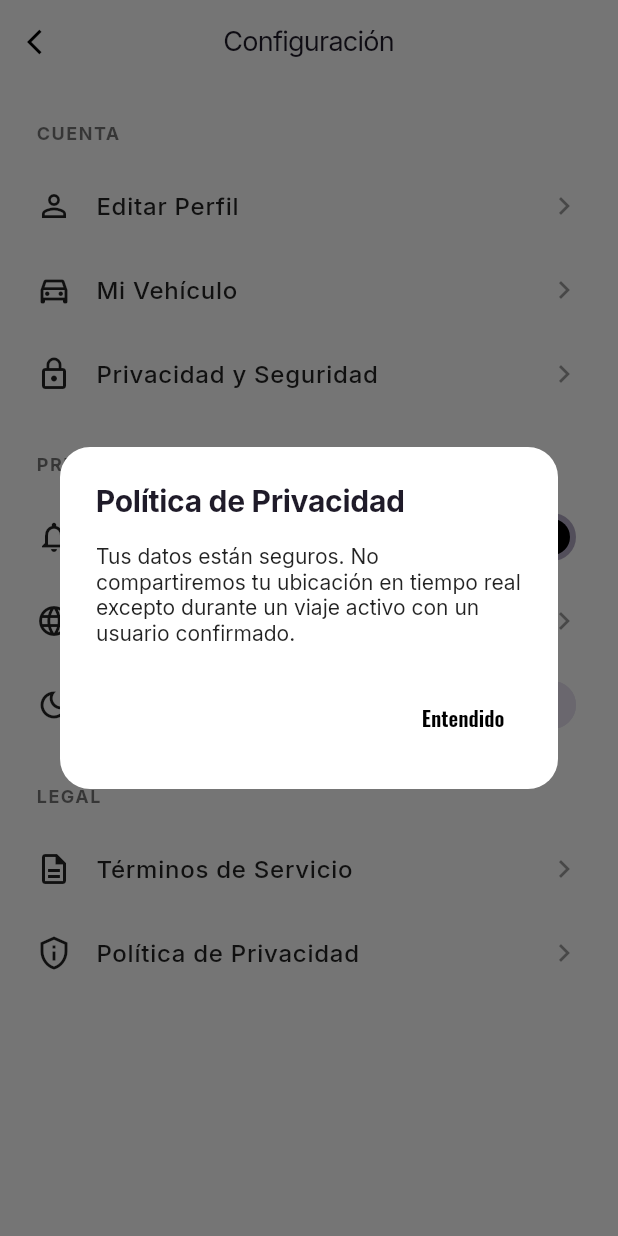
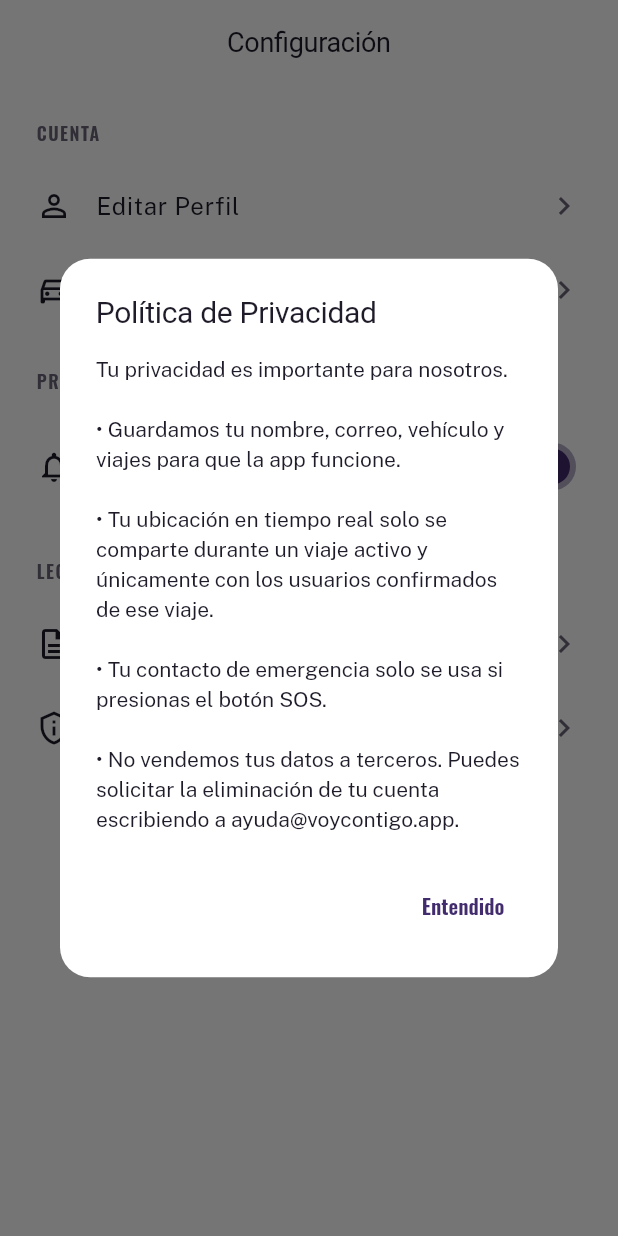
Before and after one commit to Sebas159753/VoyContigo, a Flutter app: the SettingsScreen screen opened by its route, after a tap on "Política de Privacidad", on a phone screen of 412 x 824 dp. Run offline on Flutter 3.47's test engine with Material 3 defaults, Android fonts, the phone set to English and light mode, and no system bars; our stand-ins replace cloud_firestore, firebase_auth, firebase_core, firebase_messaging, flutter_dotenv, flutter_local_notifications and 8 more; accounts and stored records are empty; network calls fail; Roboto replaces fonts that are missing (Fjalla One).

Commit message:
fix: Configuración solo con opciones reales y soporte funcional
- Se eliminan Privacidad, Idioma y Modo Oscuro (no existían de verdad).
- El switch de Notificaciones ahora persiste y tiene efecto real.
- El correo de soporte abre la app de correo (url_launcher) en vez de
  fingirlo; fuera el chat en vivo inexistente.
- Textos legales coherentes con lo que hace la app y estilo de marca.

Co-Authored-By: Claude Fable 5 <noreply@anthropic.com>

```diff
--- a/lib/features/profile/presentation/screens/settings_screen.dart
+++ b/lib/features/profile/presentation/screens/settings_screen.dart
@@ -1,9 +1,9 @@
 import 'package:flutter/material.dart';
 import 'package:flutter_riverpod/flutter_riverpod.dart';
-import 'package:go_router/go_router.dart';
-import 'package:google_fonts/google_fonts.dart';
+import 'package:voycontigo/core/theme/app_theme.dart';
 import 'package:voycontigo/features/trips/presentation/providers/trip_provider.dart';
 
+/// Configuración: solo opciones reales y funcionales.
 class SettingsScreen extends ConsumerStatefulWidget {
   const SettingsScreen({super.key});
 
@@ -12,10 +12,6 @@ class SettingsScreen extends ConsumerStatefulWidget {
 }
 
 class _SettingsScreenState extends ConsumerState<SettingsScreen> {
-  bool _notificationsEnabled = true;
-  bool _darkMode = false;
-  String _selectedLanguage = 'Español';
-
   void _showEditProfileDialog() {
     final appState = ref.read(appStateProvider);
     final nameCtrl = TextEditingController(text: appState.userName);
@@ -23,19 +19,15 @@ class _SettingsScreenState extends ConsumerState<SettingsScreen> {
     showDialog(
       context: context,
       builder: (ctx) => AlertDialog(
-        backgroundColor: Colors.white,
-        title: Text('Editar Perfil', style: GoogleFonts.inter(fontWeight: FontWeight.bold)),
+        title: const Text('Editar Perfil'),
         content: TextField(
           controller: nameCtrl,
-          decoration: const InputDecoration(
-            labelText: 'Nombre Completo',
-            border: OutlineInputBorder(),
-          ),
+          decoration: const InputDecoration(labelText: 'Nombre Completo'),
         ),
         actions: [
           TextButton(
             onPressed: () => Navigator.pop(ctx),
-            child: const Text('Cancelar', style: TextStyle(color: Colors.black54)),
+            child: const Text('Cancelar'),
           ),
           FilledButton(
             onPressed: () async {
@@ -44,11 +36,11 @@ class _SettingsScreenState extends ConsumerState<SettingsScreen> {
                 await ref.read(appStateProvider.notifier).updateName(newName);
                 if (context.mounted) {
                   Navigator.pop(ctx);
-                  ScaffoldMessenger.of(context).showSnackBar(const SnackBar(content: Text('Perfil actualizado')));
+                  ScaffoldMessenger.of(context).showSnackBar(
+                      const SnackBar(content: Text('Perfil actualizado')));
                 }
               }
             },
-            style: FilledButton.styleFrom(backgroundColor: Colors.black),
             child: const Text('Guardar'),
           ),
         ],
@@ -64,8 +56,7 @@ class _SettingsScreenState extends ConsumerState<SettingsScreen> {
     showDialog(
       context: context,
       builder: (ctx) => AlertDialog(
-        backgroundColor: Colors.white,
-        title: Text('Mi Vehículo', style: GoogleFonts.inter(fontWeight: FontWeight.bold)),
+        title: const Text('Mi Vehículo'),
         content: Column(
           mainAxisSize: MainAxisSize.min,
           children: [
@@ -73,7 +64,6 @@ class _SettingsScreenState extends ConsumerState<SettingsScreen> {
               controller: modelCtrl,
               decoration: const InputDecoration(
                 labelText: 'Modelo y color (ej. Kia Picanto Rojo)',
-                border: OutlineInputBorder(),
               ),
             ),
             const SizedBox(height: 16),
@@ -83,7 +73,6 @@ class _SettingsScreenState extends ConsumerState<SettingsScreen> {
               decoration: const InputDecoration(
                 labelText: 'Placa (Ecuador)',
                 helperText: 'Ejemplo: PBA-1234 o ABC-123',
-                border: OutlineInputBorder(),
               ),
             ),
           ],
@@ -91,7 +80,7 @@ class _SettingsScreenState extends ConsumerState<SettingsScreen> {
         actions: [
           TextButton(
             onPressed: () => Navigator.pop(ctx),
-            child: const Text('Cancelar', style: TextStyle(color: Colors.black54)),
+            child: const Text('Cancelar'),
           ),
           FilledButton(
             onPressed: () async {
@@ -100,7 +89,9 @@ class _SettingsScreenState extends ConsumerState<SettingsScreen> {
 
               if (newModel.isEmpty || newModel.length < 3) {
                 ScaffoldMessenger.of(context).showSnackBar(
-                  const SnackBar(content: Text('Por favor, describe el modelo y color del vehículo')),
+                  const SnackBar(
+                      content: Text(
+                          'Por favor, describe el modelo y color del vehículo')),
                 );
                 return;
               }
@@ -112,7 +103,8 @@ class _SettingsScreenState extends ConsumerState<SettingsScreen> {
               if (cleanPlate.length >= 6 && cleanPlate.length <= 7) {
                 final letters = cleanPlate.substring(0, 3);
                 final numbers = cleanPlate.substring(3);
-                if (RegExp(r'^[A-Z]{3}$').hasMatch(letters) && RegExp(r'^\d{3,4}$').hasMatch(numbers)) {
+                if (RegExp(r'^[A-Z]{3}$').hasMatch(letters) &&
+                    RegExp(r'^\d{3,4}$').hasMatch(numbers)) {
                   formattedPlate = '$letters-$numbers';
                 }
               }
@@ -120,19 +112,23 @@ class _SettingsScreenState extends ConsumerState<SettingsScreen> {
               final plateRegex = RegExp(r'^[A-Z]{3}-\d{3,4}$');
               if (!plateRegex.hasMatch(formattedPlate)) {
                 ScaffoldMessenger.of(context).showSnackBar(
-                  const SnackBar(content: Text('Placa inválida. Debe tener el formato ecuatoriano (ej: PBA-1234 o ABC-123)')),
+                  const SnackBar(
+                      content: Text(
+                          'Placa inválida. Debe tener el formato ecuatoriano (ej: PBA-1234 o ABC-123)')),
                 );
                 return;
               }
 
-              await ref.read(appStateProvider.notifier).updateVehicle(newModel, formattedPlate);
+              await ref
+                  .read(appStateProvider.notifier)
+                  .updateVehicle(newModel, formattedPlate);
 
               if (context.mounted) {
                 Navigator.pop(ctx);
-                ScaffoldMessenger.of(context).showSnackBar(const SnackBar(content: Text('Vehículo actualizado')));
+                ScaffoldMessenger.of(context).showSnackBar(
+                    const SnackBar(content: Text('Vehículo actualizado')));
               }
             },
-            style: FilledButton.styleFrom(backgroundColor: Colors.black),
             child: const Text('Guardar'),
           ),
         ],
@@ -144,86 +140,89 @@ class _SettingsScreenState extends ConsumerState<SettingsScreen> {
     showDialog(
       context: context,
       builder: (ctx) => AlertDialog(
-        backgroundColor: Colors.white,
-        title: Text(title, style: GoogleFonts.inter(fontWeight: FontWeight.bold)),
-        content: Text(content, style: GoogleFonts.inter(color: Colors.black87)),
+        title: Text(title),
+        content: SingleChildScrollView(
+          child: Text(content,
+              style: AppTheme.bodyFont(
+                  color: AppTheme.ink, fontSize: 14, height: 1.45)),
+        ),
         actions: [
           TextButton(
             onPressed: () => Navigator.pop(ctx),
-            child: const Text('Entendido', style: TextStyle(color: Colors.black)),
+            child: const Text('Entendido'),
           ),
         ],
       ),
     );
   }
 
-  void _showLanguageDialog() {
-    showDialog(
-      context: context,
-      builder: (ctx) => AlertDialog(
-        backgroundColor: Colors.white,
-        title: Text('Idioma', style: GoogleFonts.inter(fontWeight: FontWeight.bold)),
-        content: Column(
-          mainAxisSize: MainAxisSize.min,
-          children: ['Español', 'English'].map((lang) {
-            return RadioListTile<String>(
-              title: Text(lang),
-              value: lang,
-              groupValue: _selectedLanguage,
-              activeColor: Colors.black,
-              onChanged: (val) {
-                setState(() => _selectedLanguage = val!);
-                Navigator.pop(ctx);
-                ScaffoldMessenger.of(context).showSnackBar(SnackBar(content: Text('Idioma cambiado a $val')));
-              },
-            );
-          }).toList(),
-        ),
-      ),
-    );
-  }
-
   @override
   Widget build(BuildContext context) {
+    final notificationsEnabled =
+        ref.watch(appStateProvider.select((s) => s.notificationsEnabled));
+
     return Scaffold(
       backgroundColor: Colors.white,
-      appBar: AppBar(
-        title: Text('Configuración', style: GoogleFonts.inter(letterSpacing: -0.5)),
-        leading: IconButton(
-          icon: const Icon(Icons.arrow_back_ios, color: Colors.black, size: 20),
-          onPressed: () => context.pop(),
-        ),
-      ),
+      appBar: AppBar(title: const Text('Configuración')),
       body: ListView(
         padding: const EdgeInsets.all(24),
         children: [
           _buildSectionTitle('Cuenta'),
-          _buildSettingsTile(Icons.person_outline, 'Editar Perfil', onTap: _showEditProfileDialog),
-          _buildSettingsTile(Icons.directions_car_outlined, 'Mi Vehículo', onTap: _showEditVehicleDialog),
-          _buildSettingsTile(Icons.lock_outline, 'Privacidad y Seguridad', onTap: () => _showSimpleDialog('Privacidad', 'Aquí podrás configurar quién puede ver tus viajes y tus datos personales (Próximamente).')),
+          _buildSettingsTile(Icons.person_outline, 'Editar Perfil',
+              onTap: _showEditProfileDialog),
+          _buildSettingsTile(Icons.directions_car_outlined, 'Mi Vehículo',
+              onTap: _showEditVehicleDialog),
           const SizedBox(height: 24),
           _buildSectionTitle('Preferencias'),
-          _buildSettingsTile(Icons.notifications_none, 'Notificaciones', trailing: Switch(
-            value: _notificationsEnabled,
-            activeColor: Colors.black,
-            onChanged: (val) {
-              setState(() => _notificationsEnabled = val);
-              ScaffoldMessenger.of(context).showSnackBar(SnackBar(content: Text(val ? 'Notificaciones activadas' : 'Notificaciones silenciadas')));
-            }
-          )),
-          _buildSettingsTile(Icons.language, 'Idioma ($_selectedLanguage)', onTap: _showLanguageDialog),
-          _buildSettingsTile(Icons.dark_mode_outlined, 'Modo Oscuro', trailing: Switch(
-            value: _darkMode,
-            activeColor: Colors.black,
-            onChanged: (val) {
-              setState(() => _darkMode = val);
-              ScaffoldMessenger.of(context).showSnackBar(const SnackBar(content: Text('Tema oscuro en desarrollo')));
-            }
-          )),
+          _buildSettingsTile(
+            Icons.notifications_none,
+            'Notificaciones',
+            subtitle: notificationsEnabled
+                ? 'Recordatorios de viaje, coincidencias y premios'
+                : 'Silenciadas: no recibirás avisos de la app',
+            trailing: Switch(
+              value: notificationsEnabled,
+              onChanged: (val) async {
+                await ref
+                    .read(appStateProvider.notifier)
+                    .updateNotificationsEnabled(val);
+                if (context.mounted) {
+                  ScaffoldMessenger.of(context)
+                    ..hideCurrentSnackBar()
+                    ..showSnackBar(SnackBar(
+                        content: Text(val
+                            ? 'Notificaciones activadas'
+                            : 'Notificaciones silenciadas')));
+                }
+              },
+            ),
+          ),
           const SizedBox(height: 24),
           _buildSectionTitle('Legal'),
-          _buildSettingsTile(Icons.description_outlined, 'Términos de Servicio', onTap: () => _showSimpleDialog('Términos de Servicio', 'Al usar VoyContigo aceptas compartir tus rutas y datos básicos con otros usuarios de la comunidad para facilitar el carpooling.')),
-          _buildSettingsTile(Icons.privacy_tip_outlined, 'Política de Privacidad', onTap: () => _showSimpleDialog('Política de Privacidad', 'Tus datos están seguros. No compartiremos tu ubicación en tiempo real excepto durante un viaje activo con un usuario confirmado.')),
+          _buildSettingsTile(
+            Icons.description_outlined,
+            'Términos de Servicio',
+            onTap: () => _showSimpleDialog(
+              'Términos de Servicio',
+              'VoyContigo es una comunidad de viajes compartidos.\n\n'
+                  '• Al publicar o aceptar un viaje, compartes tu ruta, horario y datos básicos (nombre y vehículo) con los usuarios involucrados.\n\n'
+                  '• Los acuerdos de aporte económico entre conductor y pasajeros son entre particulares; VoyContigo no procesa pagos ni actúa como transportista.\n\n'
+                  '• Debes brindar información veraz sobre tu identidad y tu vehículo. Las cuentas con conductas inseguras o fraudulentas pueden ser suspendidas.\n\n'
+                  '• Los cupones del Club de Beneficios los entregan los locales adheridos y pueden cambiar sin previo aviso.',
+            ),
+          ),
+          _buildSettingsTile(
+            Icons.privacy_tip_outlined,
+            'Política de Privacidad',
+            onTap: () => _showSimpleDialog(
+              'Política de Privacidad',
+              'Tu privacidad es importante para nosotros.\n\n'
+                  '• Guardamos tu nombre, correo, vehículo y viajes para que la app funcione.\n\n'
+                  '• Tu ubicación en tiempo real solo se comparte durante un viaje activo y únicamente con los usuarios confirmados de ese viaje.\n\n'
+                  '• Tu contacto de emergencia solo se usa si presionas el botón SOS.\n\n'
+                  '• No vendemos tus datos a terceros. Puedes solicitar la eliminación de tu cuenta escribiendo a ayuda@voycontigo.app.',
+            ),
+          ),
         ],
       ),
     );
@@ -234,17 +233,33 @@ class _SettingsScreenState extends ConsumerState<SettingsScreen> {
       padding: const EdgeInsets.only(bottom: 12),
       child: Text(
         title.toUpperCase(),
-        style: GoogleFonts.inter(fontWeight: FontWeight.w700, color: Colors.black54, fontSize: 12, letterSpacing: 1.0),
+        style: AppTheme.subtitleFont(
+            fontWeight: FontWeight.w600,
+            color: AppTheme.inkMuted,
+            fontSize: 12,
+            letterSpacing: 1.0),
       ),
     );
   }
 
-  Widget _buildSettingsTile(IconData icon, String title, {Widget? trailing, VoidCallback? onTap}) {
+  Widget _buildSettingsTile(
+    IconData icon,
+    String title, {
+    String? subtitle,
+    Widget? trailing,
+    VoidCallback? onTap,
+  }) {
     return ListTile(
       contentPadding: EdgeInsets.zero,
-      leading: Icon(icon, color: Colors.black87),
-      title: Text(title, style: GoogleFonts.inter(color: Colors.black87, fontSize: 16)),
-      trailing: trailing ?? const Icon(Icons.chevron_right, color: Colors.black38),
+      leading: Icon(icon, color: AppTheme.ink),
+      title: Text(title,
+          style: AppTheme.bodyFont(color: AppTheme.ink, fontSize: 16)),
+      subtitle: subtitle != null
+          ? Text(subtitle,
+              style: AppTheme.bodyFont(color: AppTheme.inkMuted, fontSize: 12))
+          : null,
+      trailing: trailing ??
+          const Icon(Icons.chevron_right, color: AppTheme.inkMuted),
       onTap: trailing != null ? null : onTap,
     );
   }
```
Also changed, not shown: lib/features/profile/presentation/screens/profile_screen.dart (+38 -74 lines).
